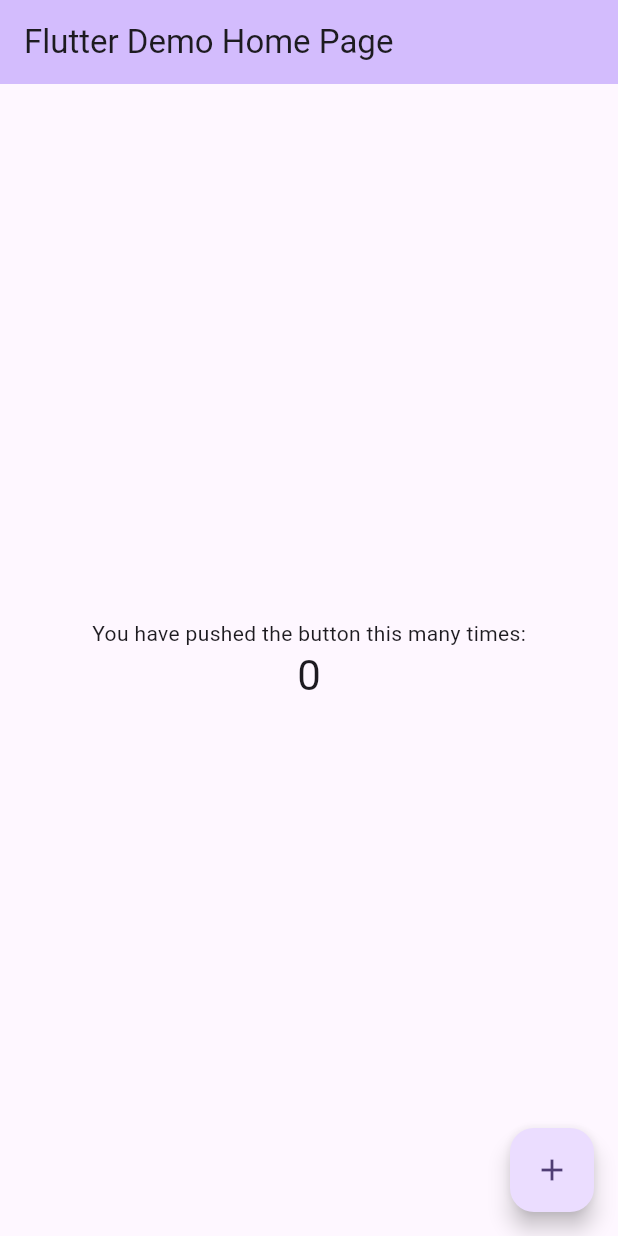
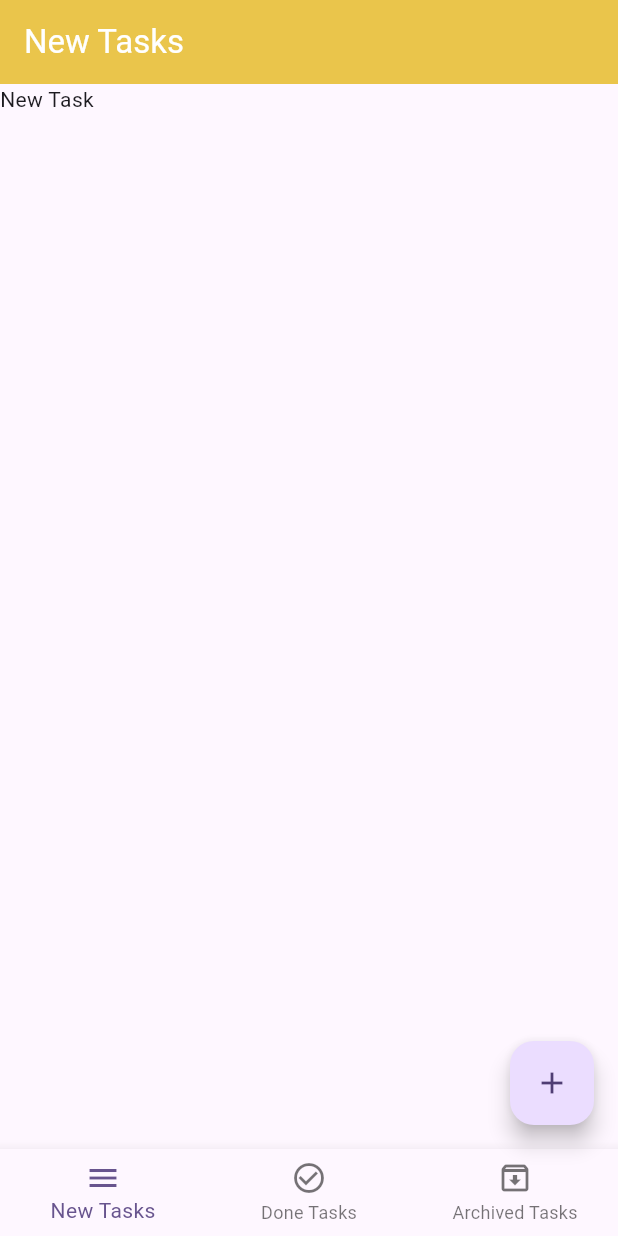
Before and after one commit to amroshehk/Todo, a Flutter app: the screen it shows after launch, on a phone screen of 412 x 824 dp. Run offline on Flutter 3.47's test engine with Material 3 defaults, Android fonts, the phone set to English and light mode, and no system bars.

Commit message:
Add bottom navigation bar. Add three screen, Setup the tabs layout.

```diff
--- /dev/null
+++ b/lib/layouts/layout_home.dart
@@ -0,0 +1,67 @@
+import 'package:flutter/material.dart';
+import 'package:todo/modules/Archived_tasks_screen.dart';
+import 'package:todo/modules/done_tasks_screen.dart';
+import 'package:todo/modules/new_tasks_screen.dart';
+
+class HomeScreen extends StatefulWidget {
+  const HomeScreen({super.key});
+
+  @override
+  State<HomeScreen> createState() => _HomeScreenState();
+}
+
+class _HomeScreenState extends State<HomeScreen> {
+  List<String> tabsName = ["New Tasks", "Done Tasks", "Archived Tasks"];
+
+  List<Widget> screens = [
+    NewTasksScreen(),
+    DoneTasksScreen(),
+    ArchivedTasksScreen()
+  ];
+
+  int currentPosition = 0;
+
+  @override
+  Widget build(BuildContext context) {
+    return Scaffold(
+      appBar: AppBar(
+        title: Text(
+          tabsName[currentPosition],
+          style: TextStyle(color: Colors.white),
+        ),
+        elevation: 25,
+        backgroundColor: Colors.amberAccent,
+      ),
+      body: screens[currentPosition],
+      floatingActionButton: FloatingActionButton(
+        onPressed: () {},
+        child: Icon(Icons.add),
+      ),
+      bottomNavigationBar: BottomNavigationBar(
+        items: [
+          BottomNavigationBarItem(
+              icon: Icon(
+                Icons.menu,
+              ),
+              label: tabsName[0]),
+          BottomNavigationBarItem(
+              icon: Icon(
+                Icons.check_circle_outline,
+              ),
+              label: tabsName[1]),
+          BottomNavigationBarItem(
+              icon: Icon(
+                Icons.archive_outlined,
+              ),
+              label: tabsName[2]),
+        ],
+        onTap: (value) {
+          setState(() {
+            currentPosition = value;
+          });
+        },
+        currentIndex: currentPosition,
+      ),
+    );
+  }
+}
--- a/lib/main.dart
+++ b/lib/main.dart
@@ -1,4 +1,6 @@
 import 'package:flutter/material.dart';
+
+import 'layouts/layout_home.dart';
 
 void main() {
   runApp(const MyApp());
@@ -12,6 +14,7 @@ class MyApp extends StatelessWidget {
   Widget build(BuildContext context) {
     return MaterialApp(
       title: 'Flutter Demo',
+      debugShowCheckedModeBanner: false,
       theme: ThemeData(
         // This is the theme of your application.
         //
@@ -31,7 +34,7 @@ class MyApp extends StatelessWidget {
         colorScheme: ColorScheme.fromSeed(seedColor: Colors.deepPurple),
         useMaterial3: true,
       ),
-      home: const MyHomePage(title: 'Flutter Demo Home Page'),
+      home: HomeScreen(),
     );
   }
 }
--- /dev/null
+++ b/lib/modules/Archived_tasks_screen.dart
@@ -0,0 +1,14 @@
+import 'package:flutter/material.dart';
+
+class ArchivedTasksScreen extends StatelessWidget {
+  const ArchivedTasksScreen({super.key});
+
+  @override
+  Widget build(BuildContext context) {
+    return Column(
+      children: [
+        Text("Archived Task"),
+      ],
+    );
+  }
+}
--- /dev/null
+++ b/lib/modules/done_tasks_screen.dart
@@ -0,0 +1,14 @@
+import 'package:flutter/material.dart';
+
+class DoneTasksScreen extends StatelessWidget {
+  const DoneTasksScreen({super.key});
+
+  @override
+  Widget build(BuildContext context) {
+    return Column(
+      children: [
+        Text("Done Task"),
+      ],
+    );
+  }
+}
--- /dev/null
+++ b/lib/modules/new_tasks_screen.dart
@@ -0,0 +1,14 @@
+import 'package:flutter/material.dart';
+
+class NewTasksScreen extends StatelessWidget {
+  const NewTasksScreen({super.key});
+
+  @override
+  Widget build(BuildContext context) {
+    return Column(
+      children: [
+        Text("New Task"),
+      ],
+    );
+  }
+}
```
